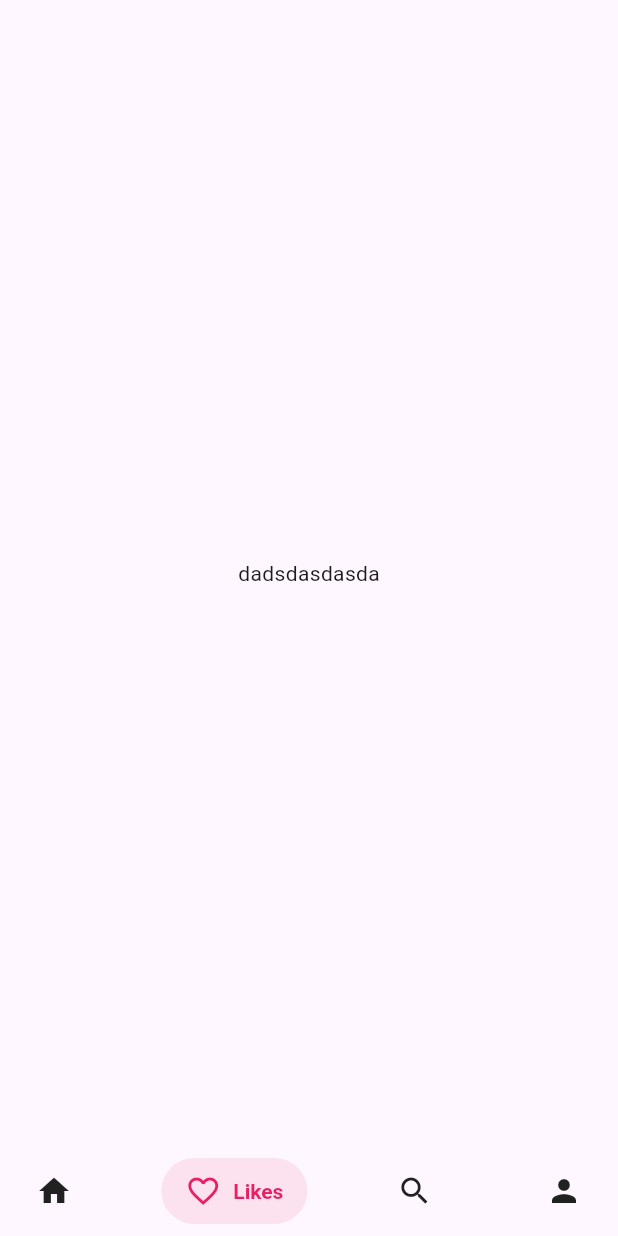
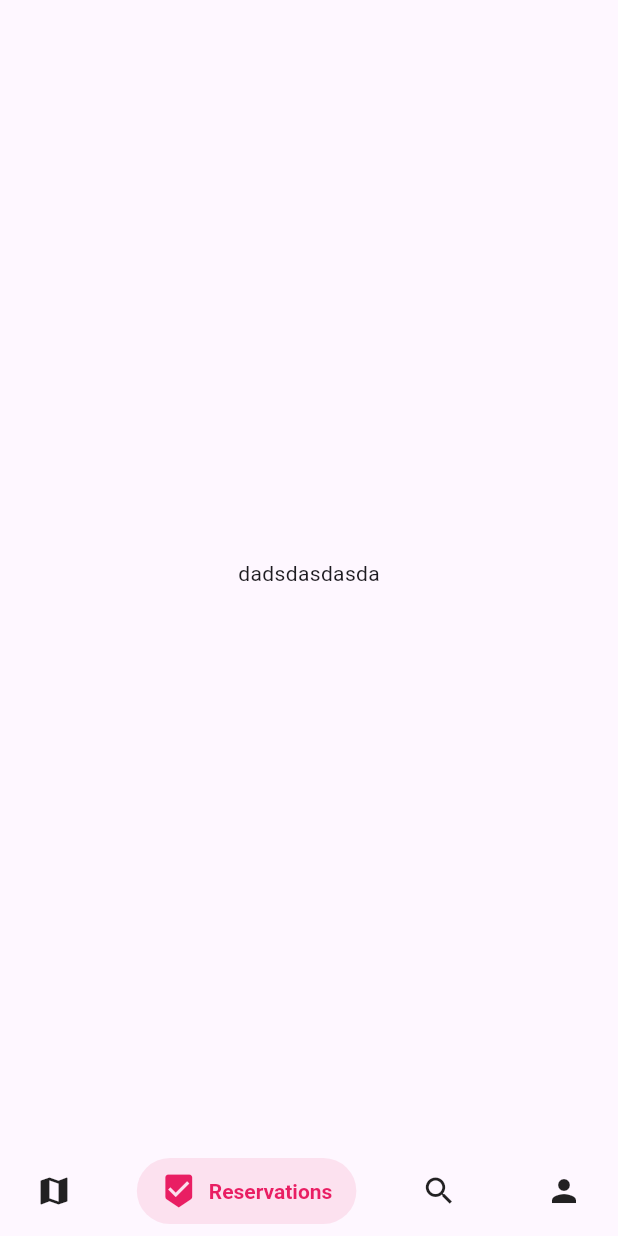
Before and after one commit to thonkdifferent/BAC2025-AdminPublic, a Flutter app: the screen it shows after launch, item 2 of the bottom bar chosen, on a phone screen of 412 x 824 dp. Run offline on Flutter 3.47's test engine with Material 3 defaults, Android fonts, the light colour scheme and no system bars; drawn by our look-alikes of salomon_bottom_bar; our stand-ins replace flutter_map, latlong2.

Commit message:
changed icons

```diff
--- a/lib/main.dart
+++ b/lib/main.dart
@@ -104,15 +104,15 @@
             items: [
               /// Home
               SalomonBottomBarItem(
-                icon: Icon(Icons.home),
+                icon: Icon(Icons.map),
                 title: Text("Home"),
                 selectedColor: Colors.purple,
               ),
 
               /// Likes
               SalomonBottomBarItem(
-                icon: Icon(Icons.favorite_border),
-                title: Text("Likes"),
+                icon: Icon(Icons.beenhere),
+                title: Text("Reservations"),
                 selectedColor: Colors.pink,
               ),
 
```
